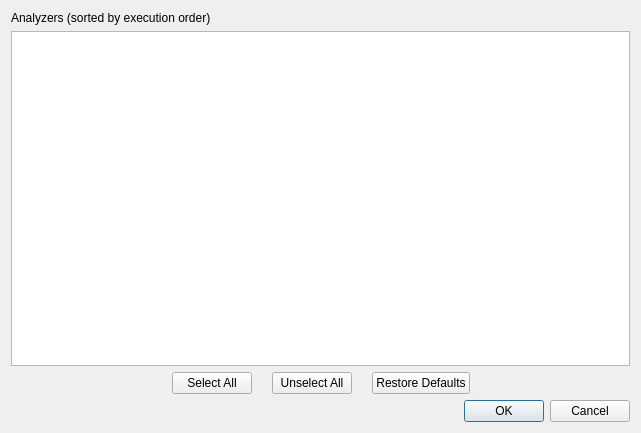
The window that dialogs/analyzerdialog/analyzerdialog.ui (REDasmOrg/REDasm) describes before a commit, drawn with Qt 5.
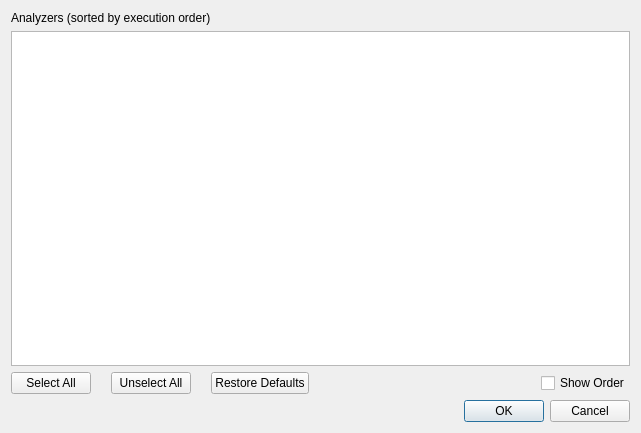
The same window after the commit.

Commit message: AnalyzerDialog: Toggle order column

Patch:
```diff
--- a/dialogs/analyzerdialog/analyzerdialog.ui
+++ b/dialogs/analyzerdialog/analyzerdialog.ui
@@ -48,25 +48,6 @@
      <property name="spacing">
       <number>20</number>
      </property>
-     <property name="leftMargin">
-      <number>20</number>
-     </property>
-     <property name="rightMargin">
-      <number>20</number>
-     </property>
-     <item>
-      <spacer name="horizontalSpacer">
-       <property name="orientation">
-        <enum>Qt::Horizontal</enum>
-       </property>
-       <property name="sizeHint" stdset="0">
-        <size>
-         <width>40</width>
-         <height>20</height>
-        </size>
-       </property>
-      </spacer>
-     </item>
      <item>
       <widget class="QPushButton" name="pbSelectAll">
        <property name="text">
@@ -101,6 +82,13 @@
        </property>
       </spacer>
      </item>
+     <item>
+      <widget class="QCheckBox" name="cbxShowOrder">
+       <property name="text">
+        <string>Show Order</string>
+       </property>
+      </widget>
+     </item>
     </layout>
    </item>
    <item>
```
The commit also changes 2 other files.
